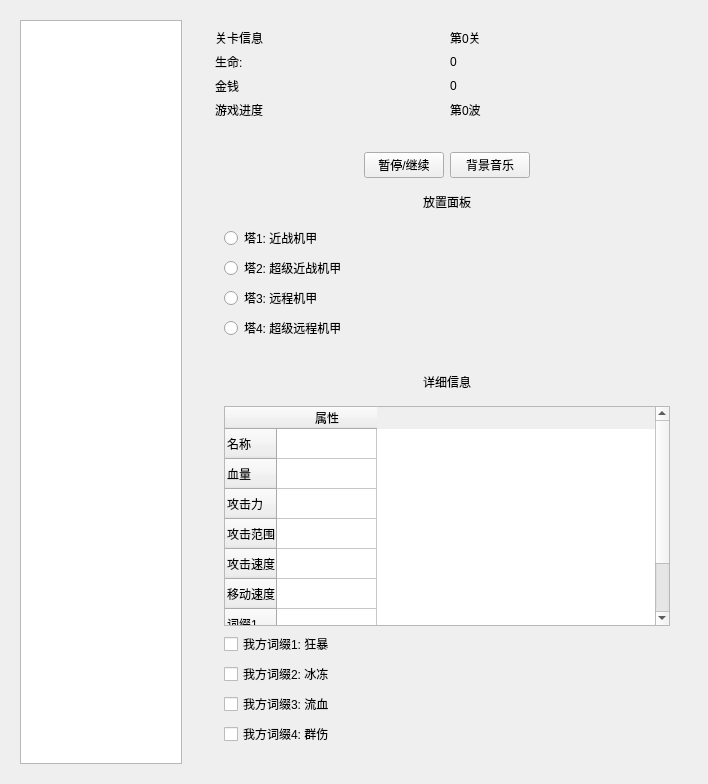
This is TowerDefense/gamewindow.ui in yunzinan/TowerDefense as Qt 5 draws it before an edit. The edited form follows.
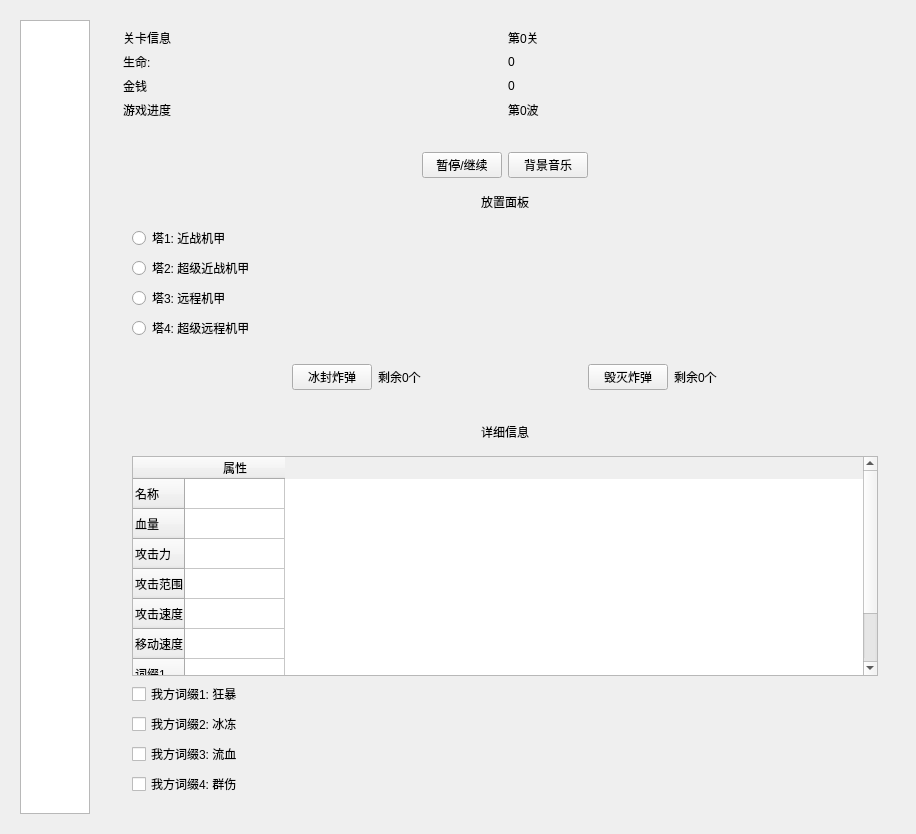
This is the edited form.

Commit message: [upd]增加了道具机制(炸弹)

Diff of the .ui file:
```diff
--- a/TowerDefense/gamewindow.ui
+++ b/TowerDefense/gamewindow.ui
@@ -6,8 +6,8 @@
    <rect>
     <x>0</x>
     <y>0</y>
-    <width>708</width>
-    <height>748</height>
+    <width>912</width>
+    <height>764</height>
    </rect>
   </property>
   <property name="windowTitle">
@@ -27,13 +27,13 @@
     <widget class="QWidget" name="widget_2" native="true">
      <property name="minimumSize">
       <size>
-       <width>500</width>
+       <width>800</width>
        <height>0</height>
       </size>
      </property>
      <property name="maximumSize">
       <size>
-       <width>400</width>
+       <width>800</width>
        <height>16777215</height>
       </size>
      </property>
@@ -43,7 +43,7 @@
         <property name="maximumSize">
          <size>
           <width>16777215</width>
-          <height>400</height>
+          <height>800</height>
          </size>
         </property>
         <layout class="QGridLayout" name="gridLayout">
@@ -109,6 +109,46 @@
       <item>
        <widget class="QWidget" name="widget_3" native="true">
         <layout class="QGridLayout" name="gridLayout_4">
+         <item row="2" column="0">
+          <widget class="QWidget" name="widget_5" native="true">
+           <property name="maximumSize">
+            <size>
+             <width>16777215</width>
+             <height>400</height>
+            </size>
+           </property>
+           <layout class="QVBoxLayout" name="verticalLayout_4">
+            <item>
+             <widget class="QRadioButton" name="radioButton_1">
+              <property name="text">
+               <string>塔1: 近战机甲</string>
+              </property>
+             </widget>
+            </item>
+            <item>
+             <widget class="QRadioButton" name="radioButton_2">
+              <property name="text">
+               <string>塔2: 超级近战机甲</string>
+              </property>
+             </widget>
+            </item>
+            <item>
+             <widget class="QRadioButton" name="radioButton_3">
+              <property name="text">
+               <string>塔3: 远程机甲</string>
+              </property>
+             </widget>
+            </item>
+            <item>
+             <widget class="QRadioButton" name="radioButton_4">
+              <property name="text">
+               <string>塔4: 超级远程机甲</string>
+              </property>
+             </widget>
+            </item>
+           </layout>
+          </widget>
+         </item>
          <item row="1" column="0">
           <widget class="QLabel" name="label_5">
            <property name="maximumSize">
@@ -177,43 +217,76 @@
            </layout>
           </widget>
          </item>
-         <item row="2" column="0">
-          <widget class="QWidget" name="widget_5" native="true">
-           <property name="maximumSize">
-            <size>
-             <width>16777215</width>
-             <height>400</height>
-            </size>
-           </property>
-           <layout class="QVBoxLayout" name="verticalLayout_4">
+         <item row="3" column="0">
+          <widget class="QWidget" name="widget_8" native="true">
+           <layout class="QHBoxLayout" name="horizontalLayout_2">
             <item>
-             <widget class="QRadioButton" name="radioButton_1">
+             <spacer name="horizontalSpacer_3">
+              <property name="orientation">
+               <enum>Qt::Horizontal</enum>
+              </property>
+              <property name="sizeHint" stdset="0">
+               <size>
+                <width>40</width>
+                <height>20</height>
+               </size>
+              </property>
+             </spacer>
+            </item>
+            <item>
+             <widget class="QPushButton" name="pb_freezeBomb">
               <property name="text">
-               <string>塔1: 近战机甲</string>
+               <string>冰封炸弹</string>
               </property>
              </widget>
             </item>
             <item>
-             <widget class="QRadioButton" name="radioButton_2">
+             <widget class="QLabel" name="label_freezeBomb">
               <property name="text">
-               <string>塔2: 超级近战机甲</string>
+               <string>剩余0个</string>
               </property>
              </widget>
             </item>
             <item>
-             <widget class="QRadioButton" name="radioButton_3">
+             <spacer name="horizontalSpacer_5">
+              <property name="orientation">
+               <enum>Qt::Horizontal</enum>
+              </property>
+              <property name="sizeHint" stdset="0">
+               <size>
+                <width>40</width>
+                <height>20</height>
+               </size>
+              </property>
+             </spacer>
+            </item>
+            <item>
+             <widget class="QPushButton" name="pb_bomb">
               <property name="text">
-               <string>塔3: 远程机甲</string>
+               <string>毁灭炸弹</string>
               </property>
              </widget>
             </item>
             <item>
-             <widget class="QRadioButton" name="radioButton_4">
+             <widget class="QLabel" name="label_bomb">
               <property name="text">
-               <string>塔4: 超级远程机甲</string>
+               <string>剩余0个</string>
               </property>
              </widget>
             </item>
+            <item>
+             <spacer name="horizontalSpacer_4">
+              <property name="orientation">
+               <enum>Qt::Horizontal</enum>
+              </property>
+              <property name="sizeHint" stdset="0">
+               <size>
+                <width>40</width>
+                <height>20</height>
+               </size>
+              </property>
+             </spacer>
+            </item>
            </layout>
           </widget>
          </item>
```
The commit also changes 16 other files.
